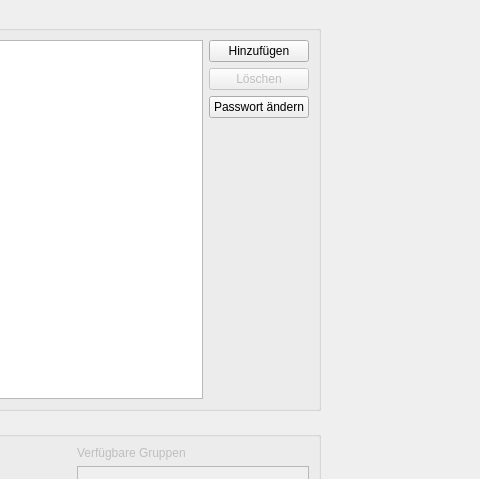
Christian-Kr/QualificationMatrix, file ui/qmamsusersettingswidget.ui: the form before one commit; both pictures show x 290 to 770 and y 0 to 479 of the 1168 by 761 pixel window.
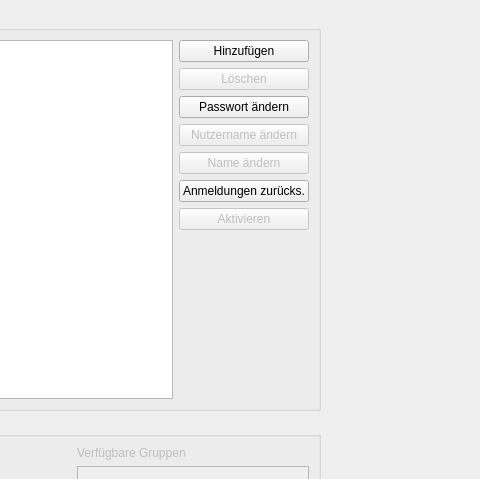
The form after the commit.

```diff
--- a/ui/qmamsusersettingswidget.ui
+++ b/ui/qmamsusersettingswidget.ui
@@ -89,6 +89,43 @@
             </property>
            </widget>
           </item>
+          <item>
+           <widget class="QPushButton" name="pbChangeUsername">
+            <property name="enabled">
+             <bool>false</bool>
+            </property>
+            <property name="text">
+             <string>Nutzername ändern</string>
+            </property>
+           </widget>
+          </item>
+          <item>
+           <widget class="QPushButton" name="pbChangeName">
+            <property name="enabled">
+             <bool>false</bool>
+            </property>
+            <property name="text">
+             <string>Name ändern</string>
+            </property>
+           </widget>
+          </item>
+          <item>
+           <widget class="QPushButton" name="pbResetLoginNum">
+            <property name="text">
+             <string>Anmeldungen zurücks.</string>
+            </property>
+           </widget>
+          </item>
+          <item>
+           <widget class="QPushButton" name="pbChangeActiveState">
+            <property name="enabled">
+             <bool>false</bool>
+            </property>
+            <property name="text">
+             <string>Aktivieren</string>
+            </property>
+           </widget>
+          </item>
           <item>
            <spacer name="verticalSpacer">
             <property name="orientation">
```
Left out of the diff: 68 changed lines with no effect on the pictures.
